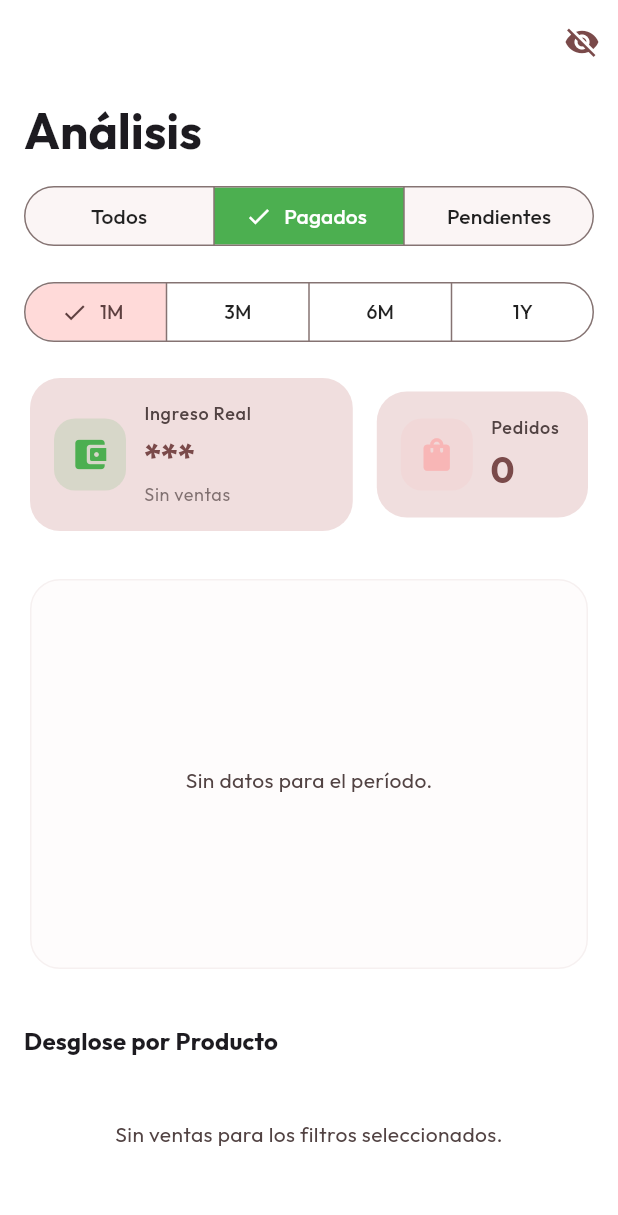
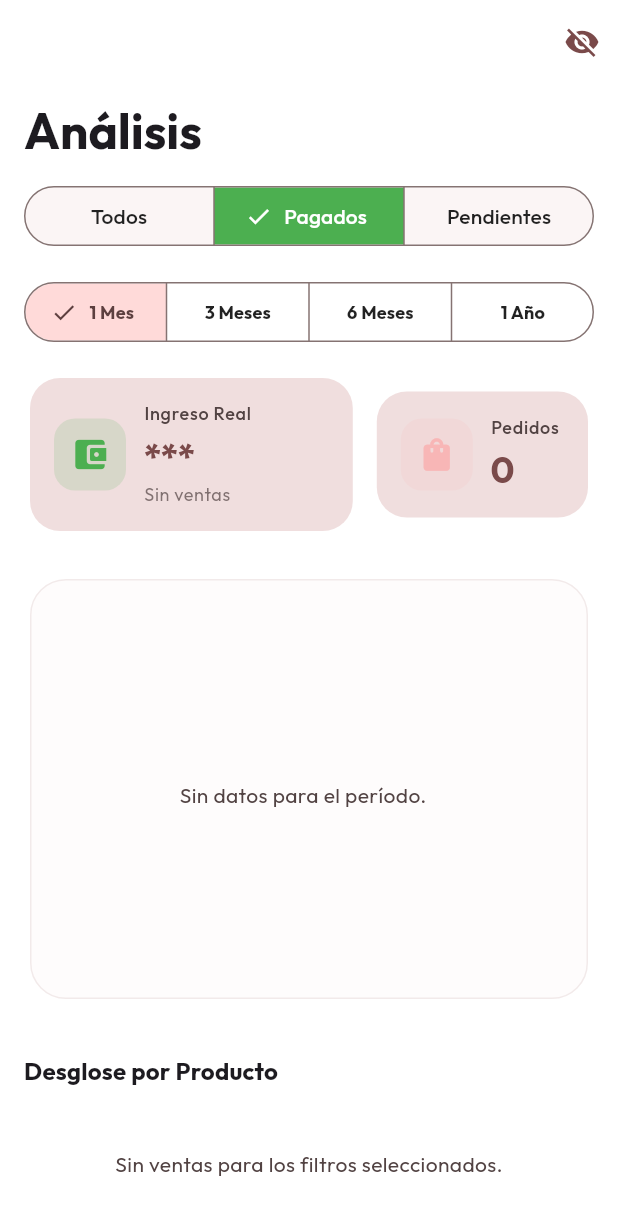
Before and after one commit to GustavoGines/180-flutter, a Flutter app: the AnalyticsPage screen opened by its route, after a tap on the "visibility" icon, after a tap on "Pagados", on a phone screen of 412 x 824 dp. Shown: the top 1215 px of the screen. Run offline on Flutter 3.47's test engine with Material 3 defaults, Android fonts, the light colour scheme and no system bars; our stand-ins replace cached_network_image, dio, firebase_core, firebase_messaging, fl_chart, flutter_contacts and 27 more; missing offline and left inert: firebase_app_distribution_platform_interface, record; accounts and stored records are empty; network calls fail.

Commit message:
fix: solucionar overflow en métricas, agregar vibración en ajustes y arreglar warnings

```diff
--- a/lib/feature/analytics/analytics_page.dart
+++ b/lib/feature/analytics/analytics_page.dart
@@ -344,12 +344,12 @@ class AnalyticsPage extends ConsumerWidget {
                   child: SegmentedButton<_Period>(
                     segments: _Period.values.map((p) {
                       final shortLabel = switch (p) {
-                        _Period.thisMonth => '1M',
-                        _Period.threeMonths => '3M',
-                        _Period.sixMonths => '6M',
-                        _Period.twelveMonths => '1Y',
+                        _Period.thisMonth => '1 Mes',
+                        _Period.threeMonths => '3 Meses',
+                        _Period.sixMonths => '6 Meses',
+                        _Period.twelveMonths => '1 Año',
                       };
-                      return ButtonSegment(value: p, label: Text(shortLabel, style: const TextStyle(fontSize: 13)));
+                      return ButtonSegment(value: p, label: Text(shortLabel, style: const TextStyle(fontSize: 12, fontWeight: FontWeight.bold)));
                     }).toList(),
                     selected: {period},
                     onSelectionChanged: (set) => ref.read(_selectedPeriodProvider.notifier).state = set.first,
@@ -430,11 +430,11 @@ class AnalyticsPage extends ConsumerWidget {
                   Card(
                     elevation: 0,
                     color: cs.surfaceContainerHighest.withValues(alpha: 0.1),
-                    shape: RoundedRectangleBorder(borderRadius: BorderRadius.circular(20), side: BorderSide(color: cs.outlineVariant.withValues(alpha: 0.2))),
+                    shape: RoundedRectangleBorder(borderRadius: BorderRadius.circular(24), side: BorderSide(color: cs.outlineVariant.withValues(alpha: 0.3))),
                     child: Padding(
-                      padding: const EdgeInsets.fromLTRB(16, 24, 16, 16),
+                      padding: const EdgeInsets.fromLTRB(16, 24, 24, 16),
                       child: SizedBox(
-                        height: 220,
+                        height: 240, // Más alto para que se vea moderno y profesional
                         child: DailyTrendAreaChart(points: trendData, lineColor: mainColor),
                       ),
                     ),
--- a/lib/feature/analytics/widgets/summary_metric_card.dart
+++ b/lib/feature/analytics/widgets/summary_metric_card.dart
@@ -69,7 +69,8 @@ class SummaryMetricCard extends StatelessWidget {
                   Row(
                     mainAxisAlignment: MainAxisAlignment.spaceBetween,
                     children: [
-                      Text(
+                      Expanded(
+                        child: Text(
                           title,
                           maxLines: 1,
                           overflow: TextOverflow.ellipsis,
@@ -78,7 +79,11 @@ class SummaryMetricCard extends StatelessWidget {
                             fontWeight: FontWeight.w500,
                           ),
                         ),
-                      if (badgeWidget != null) badgeWidget!,
+                      ),
+                      if (badgeWidget != null) ...[
+                        const SizedBox(width: 4),
+                        badgeWidget!,
+                      ],
                     ],
                   ),
                   const SizedBox(height: 4),
--- a/lib/feature/orders/home_page.dart
+++ b/lib/feature/orders/home_page.dart
@@ -309,7 +309,7 @@ class _HomePageState extends ConsumerState<HomePage> {
                         begin: Alignment.topLeft,
                         end: Alignment.bottomRight,
                         colors: [
-                          cs.primaryContainer.withOpacity(0.7),
+                          cs.primaryContainer.withValues(alpha: 0.7),
                           cs.surfaceContainerHighest,
                         ],
                       ),
@@ -321,10 +321,10 @@ class _HomePageState extends ConsumerState<HomePage> {
                           Container(
                           decoration: BoxDecoration(
                             shape: BoxShape.circle,
-                            border: Border.all(color: cs.primary.withOpacity(0.2), width: 3),
+                            border: Border.all(color: cs.primary.withValues(alpha: 0.2), width: 3),
                             boxShadow: [
                               BoxShadow(
-                                color: Colors.black.withOpacity(0.1),
+                                color: Colors.black.withValues(alpha: 0.1),
                                 blurRadius: 10,
                                 offset: const Offset(0, 4),
                               ),
```
Also changed, not shown: lib/feature/settings/settings_page.dart (+18 -3 lines). Lines whose indentation alone changed are shown as unchanged.
